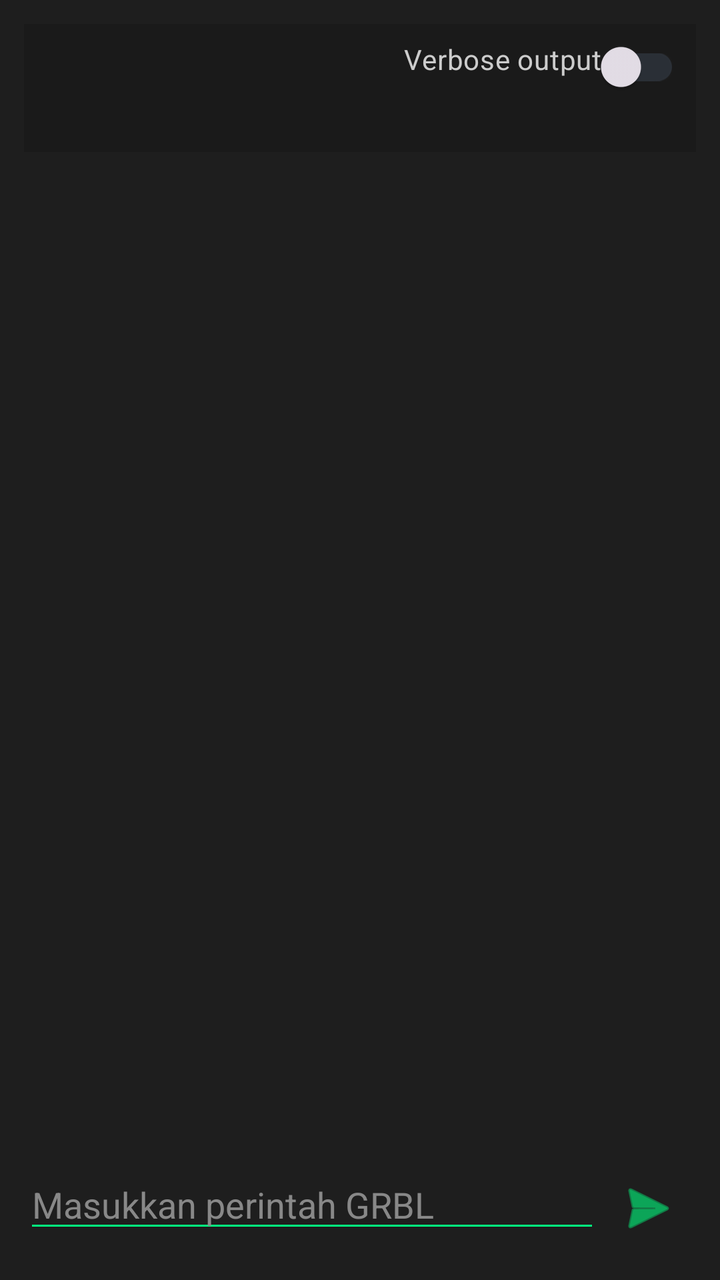
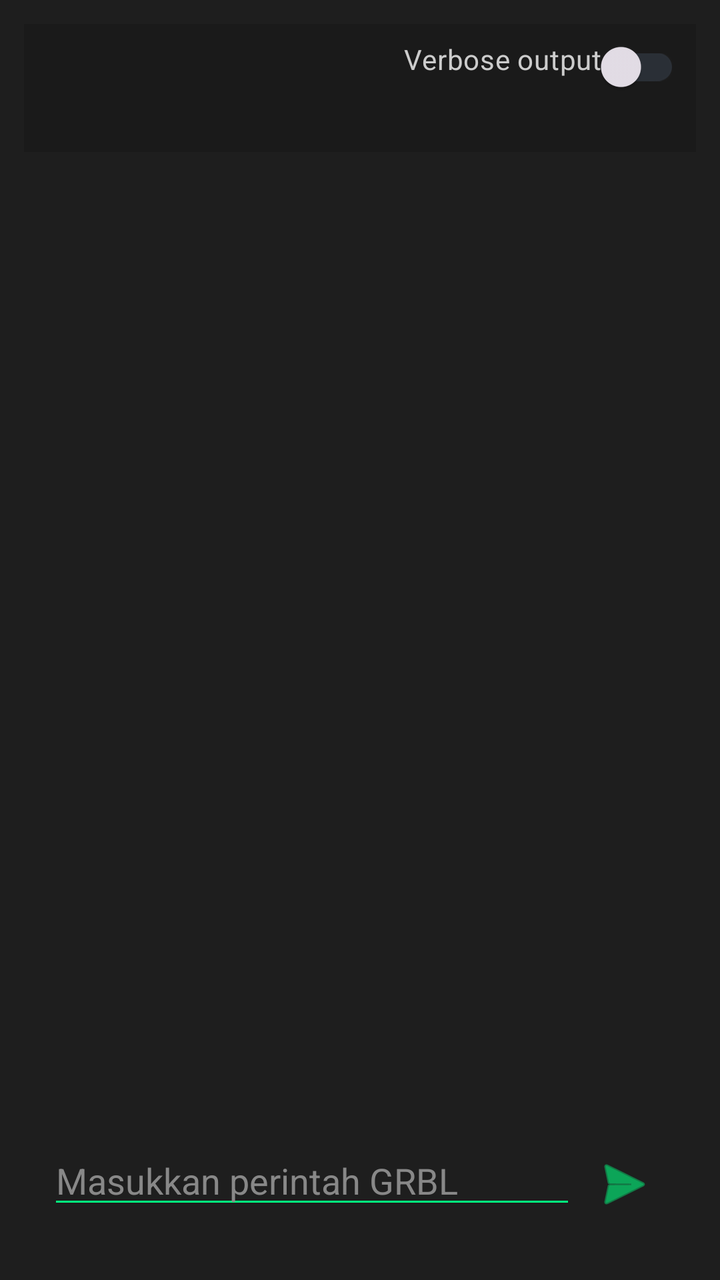

An Android layout rendered at two revisions. The XML below is the earlier revision; the diff shows what the commit changed to produce the second picture.
<!-- AndroidManifest.xml: application theme Theme.DwiCreativeCNC -->
<!-- res/layout/frag_console.xml -->
<?xml version="1.0" encoding="utf-8"?>
<LinearLayout
    xmlns:android="http://schemas.android.com/apk/res/android"
    xmlns:app="http://schemas.android.com/apk/res-auto"
    xmlns:tools="http://schemas.android.com/tools"
    android:orientation="vertical"
    android:background="#1E1E1E"
    android:padding="12dp"
    android:layout_width="match_parent"
    android:layout_height="match_parent">

    <LinearLayout
        android:layout_width="match_parent"
        android:layout_height="wrap_content"
        android:orientation="horizontal"
        android:padding="8dp"
        android:background="#1A1A1A">

        <com.google.android.material.switchmaterial.SwitchMaterial
            android:id="@+id/switchVerbose"
            android:text="Verbose output"
            android:checked="false"
            android:textColor="#CCCCCC"
            android:gravity="end"
            android:layout_weight="1"
            android:layout_width="0dp"
            android:layout_height="wrap_content" />
    </LinearLayout>

    
    <ScrollView
        android:id="@+id/scrollConsole"
        android:layout_width="match_parent"
        android:layout_height="0dp"
        android:layout_weight="1"
        android:fillViewport="true">

        <TextView
            android:id="@+id/txtConsole"
            android:textColor="#00FF7F"
            android:textSize="13sp"
            android:typeface="monospace"
            android:layout_width="match_parent"
            android:layout_height="wrap_content"
            android:textIsSelectable="true" />
    </ScrollView>

    
    <LinearLayout
        android:orientation="horizontal"
        android:layout_width="match_parent"
        android:layout_height="wrap_content">

        <EditText
            android:id="@+id/edtCommand"
            android:layout_weight="1"
            android:hint="Masukkan perintah GRBL"
            android:textColor="#FFFFFF"
            android:textColorHint="#888888"
            android:backgroundTint="#00FF7F"
            android:singleLine="true"
            android:layout_width="0dp"
            android:layout_height="wrap_content" />

        <ImageButton
            android:id="@+id/btnSend"
            android:src="@android:drawable/ic_menu_send"
            android:background="?attr/selectableItemBackgroundBorderless"
            android:layout_width="48dp"
            android:layout_height="48dp"
            app:tint="#00FF7F"/>
    </LinearLayout>


</LinearLayout>
<!-- resources referenced by this layout -->
<resources>
  <style name="Theme.DwiCreativeCNC" parent="Theme.Material3.Dark.NoActionBar">
  
          
          <item name="android:windowBackground">@color/cnc_background</item>
          <item name="colorSurface">@color/cnc_surface</item>
          <item name="colorSurfaceVariant">@color/cnc_surface_alt</item>
  
          
          <item name="colorPrimary">@color/cnc_primary</item>
          <item name="colorOnPrimary">@color/cnc_on_primary</item>
  
          
          <item name="colorSecondary">@color/cnc_secondary</item>
          <item name="colorOnSecondary">@color/cnc_on_secondary</item>
  
          
          <item name="android:textColorPrimary">@color/cnc_text_primary</item>
          <item name="android:textColorSecondary">@color/cnc_text_secondary</item>
  
          
          <item name="colorOutline">@color/cnc_outline</item>
  
          
          <item name="android:statusBarColor">@color/cnc_background</item>
          <item name="android:windowLightStatusBar">false</item>
  
      </style>
  <color name="cnc_background">#0E1114</color>
  <color name="cnc_surface">#161A1F</color>
  <color name="cnc_surface_alt">#1E2329</color>
  <color name="cnc_primary">#00E5FF</color>
  <color name="cnc_on_primary">#000000</color>
  <color name="cnc_secondary">#7A8A99</color>
  <color name="cnc_on_secondary">#FFFFFF</color>
  <color name="cnc_text_primary">#FFFFFF</color>
  <color name="cnc_text_secondary">#B0BEC5</color>
  <color name="cnc_outline">#2A2F36</color>
</resources>

<!-- the commit's change to res/layout/frag_console.xml (unified diff, before → after) -->
@@ -32,6 +32,7 @@
         android:id="@+id/scrollConsole"
         android:layout_width="match_parent"
         android:layout_height="0dp"
+        android:padding="12dp"
         android:layout_weight="1"
         android:fillViewport="true">
 
@@ -48,6 +49,7 @@
     
     <LinearLayout
         android:orientation="horizontal"
+        android:padding="12dp"
         android:layout_width="match_parent"
         android:layout_height="wrap_content">
 
